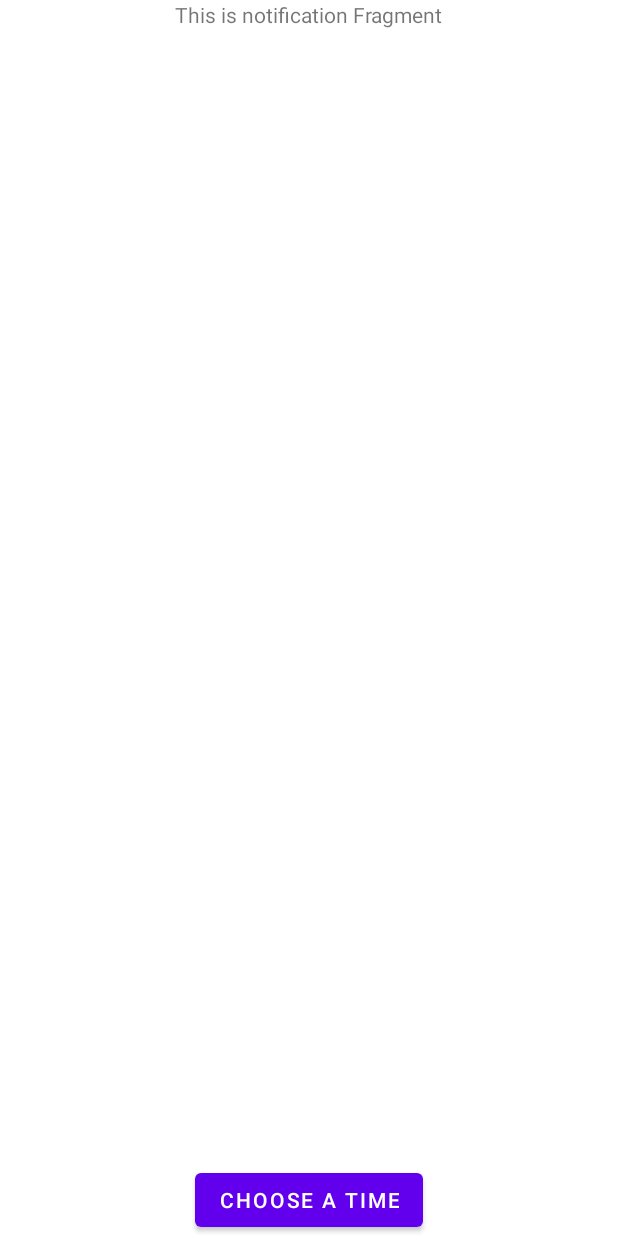
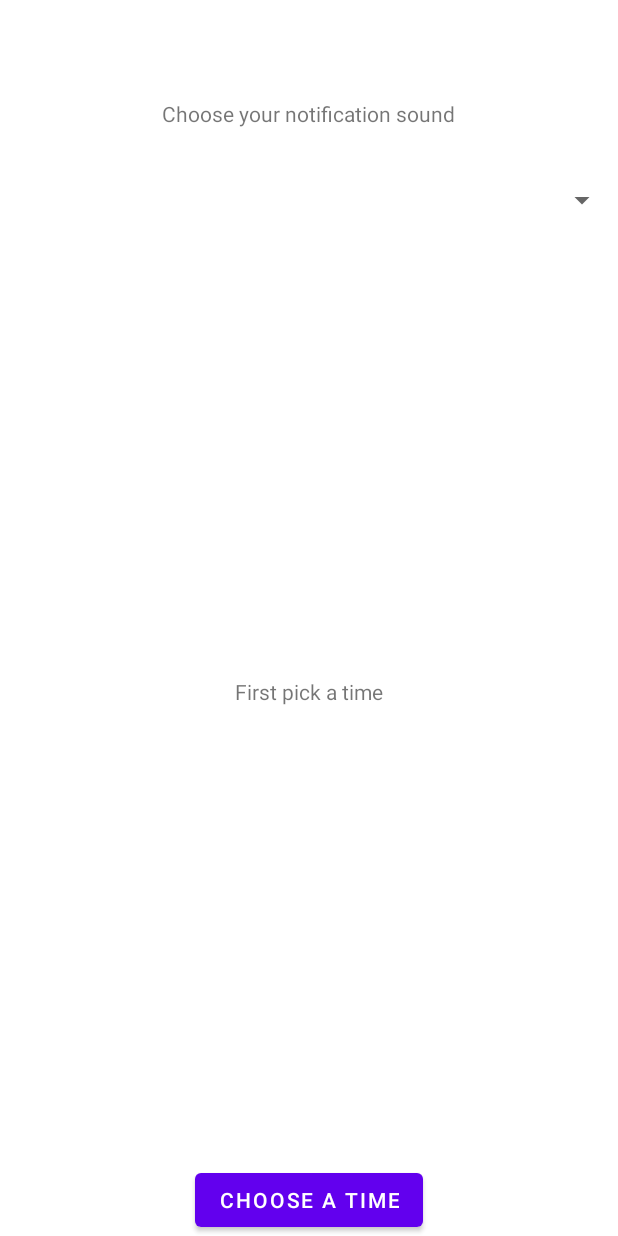
Before and after one commit to aladante/kiteapp, an Android app: the fragment NotificationFragment shown on its own in the app's theme, on a phone screen of 412 x 824 dp. Run offline under Robolectric (Android 15) with nearby library versions, the phone set to English and light mode, and no system bars; libraries missing offline, so code that uses them is left out: org.osmdroid.views.

Commit message:
notification fragment interface and dialog done

```diff
--- a/app/src/main/java/com/jandorresteijn/kiteapp/ui/main/notification/NotificationFragment.kt
+++ b/app/src/main/java/com/jandorresteijn/kiteapp/ui/main/notification/NotificationFragment.kt
@@ -44,15 +44,20 @@ class NotificationFragment : Fragment() {
             val timeSetListener = TimePickerDialog.OnTimeSetListener { timePicker, hour, minute ->
                 cal.set(Calendar.HOUR_OF_DAY, hour)
                 cal.set(Calendar.MINUTE, minute)
-                textView.text = SimpleDateFormat("HH:mm").format(cal.time)
+                //TODO use @String module with variable
+                textView.text =
+                    "You will be notified at " + SimpleDateFormat("HH:mm").format(cal.time)
             }
-            TimePickerDialog(activity, timeSetListener, cal.get(Calendar.HOUR_OF_DAY), cal.get(Calendar.MINUTE), true).show()
+            TimePickerDialog(
+                activity,
+                timeSetListener,
+                cal.get(Calendar.HOUR_OF_DAY),
+                cal.get(Calendar.MINUTE),
+                true
+            ).show()
         }
-
         return root
     }
-
-
 
 
     override fun onDestroyView() {
--- a/app/src/main/java/com/jandorresteijn/kiteapp/ui/main/notification/NotificationViewModel.kt
+++ b/app/src/main/java/com/jandorresteijn/kiteapp/ui/main/notification/NotificationViewModel.kt
@@ -7,7 +7,7 @@ import androidx.lifecycle.ViewModel
 class NotificationViewModel : ViewModel() {
 
     private val _text = MutableLiveData<String>().apply {
-        value = "This is notification Fragment"
+        value = "First pick a time"
     }
     val text: LiveData<String> = _text
 }
--- a/app/src/main/res/layout/notification_fragment.xml
+++ b/app/src/main/res/layout/notification_fragment.xml
@@ -1,6 +1,7 @@
 <?xml version="1.0" encoding="utf-8"?>
 <androidx.constraintlayout.widget.ConstraintLayout xmlns:android="http://schemas.android.com/apk/res/android"
     xmlns:app="http://schemas.android.com/apk/res-auto"
+    xmlns:tools="http://schemas.android.com/tools"
     android:layout_width="match_parent"
     android:layout_height="match_parent">
 
@@ -13,13 +14,34 @@
         app:layout_constraintEnd_toEndOf="parent"
         app:layout_constraintStart_toStartOf="parent" />
 
-
     <TextView
         android:id="@+id/notificationText"
         android:layout_width="wrap_content"
         android:layout_height="wrap_content"
-        android:text="TextView"
+        app:layout_constraintBottom_toTopOf="@+id/timePickerbtn"
         app:layout_constraintEnd_toEndOf="parent"
         app:layout_constraintStart_toStartOf="parent"
-        app:layout_constraintTop_toTopOf="parent" />
+        app:layout_constraintTop_toBottomOf="@+id/spinner" />
+
+    <Spinner
+        android:id="@+id/spinner"
+        android:layout_width="409dp"
+        android:layout_height="wrap_content"
+        android:layout_marginTop="36dp"
+        app:layout_constraintEnd_toEndOf="parent"
+        app:layout_constraintHorizontal_bias="1.0"
+        app:layout_constraintStart_toStartOf="parent"
+        app:layout_constraintTop_toBottomOf="@+id/notification_sound" />
+
+    <TextView
+        android:id="@+id/notification_sound"
+        android:layout_width="wrap_content"
+        android:layout_height="wrap_content"
+        android:text="@string/notification_sound"
+        app:layout_constraintBottom_toBottomOf="parent"
+        app:layout_constraintEnd_toEndOf="parent"
+        app:layout_constraintHorizontal_bias="0.497"
+        app:layout_constraintStart_toStartOf="parent"
+        app:layout_constraintTop_toTopOf="parent"
+        app:layout_constraintVertical_bias="0.082" />
 </androidx.constraintlayout.widget.ConstraintLayout>
--- a/app/src/main/res/values/strings.xml
+++ b/app/src/main/res/values/strings.xml
@@ -15,4 +15,5 @@
 
 
     <string name="pick_time">Choose a time</string>
+    <string name="notification_sound">Choose your notification sound</string>
 </resources>
```
Also changed, not shown: 1 other file.
